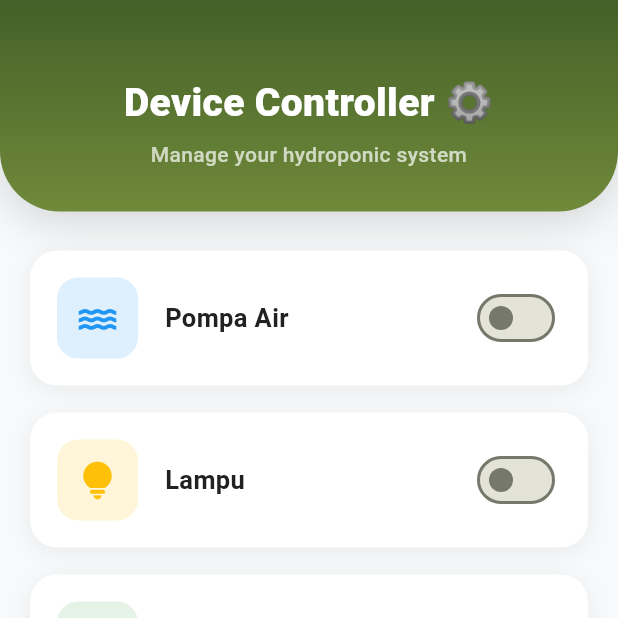
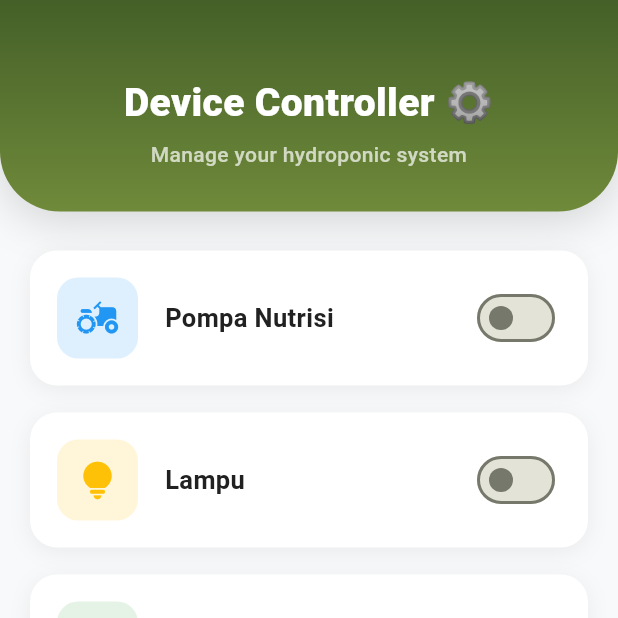
Before and after one commit to riccikoo/hidroponik-project-mobile, a Flutter app: the ControllerPage screen opened directly, on a phone screen of 412 x 824 dp, the top half of it. Run offline on Flutter 3.47's test engine with Material 3 defaults, Android fonts, the phone set to English and light mode, and no system bars; our stand-ins replace fl_chart, fluttertoast, shared_preferences; accounts and stored records are empty.

Commit message:
update switch pompa nutrisi

```diff
--- a/lib/pages/controller_page.dart
+++ b/lib/pages/controller_page.dart
@@ -80,8 +80,8 @@ class _ControllerPageState extends State<ControllerPage> {
               child: Column(
                 children: [
                   _buildControlCard(
-                    title: "Pompa Air",
-                    icon: Icons.water,
+                    title: "Pompa Nutrisi",
+                    icon: Icons.agriculture,
                     status: pumpOn,
                     color: Colors.blue,
                     onToggle: (v) => setState(() => pumpOn = v),
```
